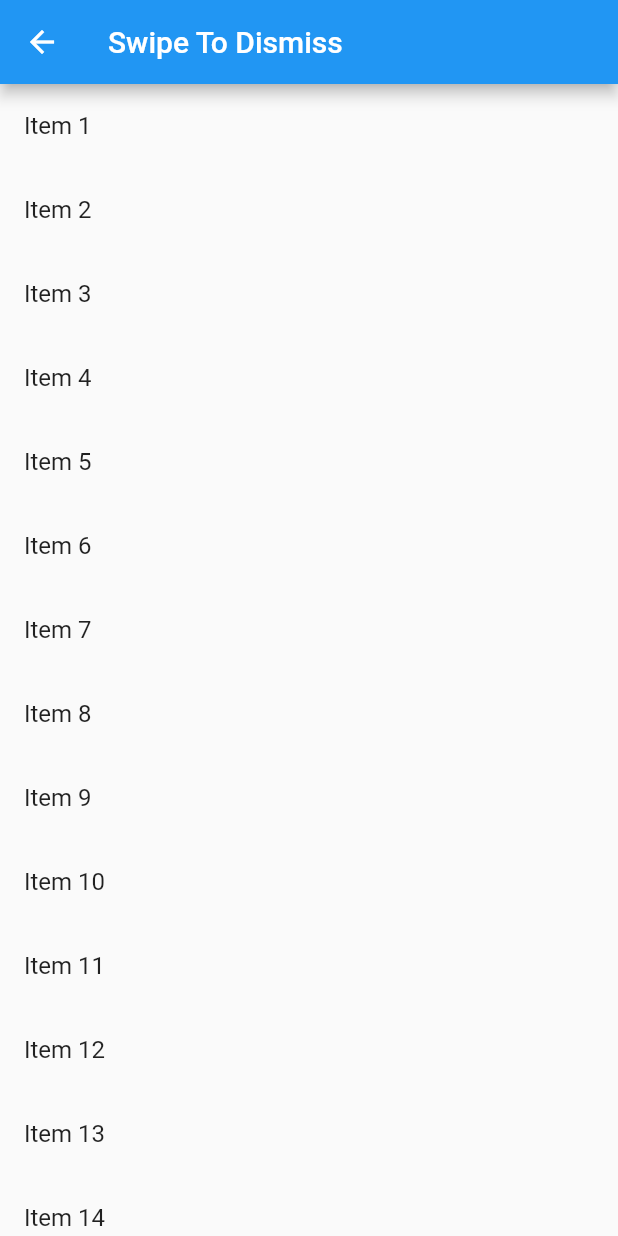
After one commit to freelife1191/flutter_cookbook, a Flutter app: the screen it shows after launch, after a tap on "Dissmissible", on a phone screen of 412 x 824 dp. The commit adds this screen. Run offline on Flutter 3.47's test engine with Material 2 defaults, Android fonts, the phone set to English and light mode, and no system bars.

Commit message:
Dissmissible 구현

```diff
--- a/lib/main.dart
+++ b/lib/main.dart
@@ -5,6 +5,7 @@ import 'package:fluttercookbook/src/MyDrawer.dart';
 import 'package:fluttercookbook/src/MyFormValidation.dart';
 import 'package:fluttercookbook/src/MyOrientation.dart';
 import 'package:fluttercookbook/src/MySnackBar.dart';
+import 'package:fluttercookbook/src/MySwipeToDismiss.dart';
 import 'package:fluttercookbook/src/MyTabController.dart';
 
 void main() => runApp(MyApp());
@@ -83,6 +84,12 @@ class _HomeState extends State<Home> {
             Navigator.push(context, MaterialPageRoute(builder: (context) => MyFormValidation()));
           },
         ),
+        ListTile(
+          title: Text('Dissmissible'),
+          onTap: () {
+            Navigator.push(context, MaterialPageRoute(builder: (context) => MySwipeToDismiss()));
+          },
+        ),
       ],
     );
   }
--- /dev/null
+++ b/lib/src/MySwipeToDismiss.dart
@@ -0,0 +1,41 @@
+import 'package:flutter/material.dart';
+
+/**
+ * 스와이프를 했을때 아이템을 날리는 기능
+ */
+class MySwipeToDismiss extends StatefulWidget {
+  @override
+  _MySwipeToDismissState createState() => _MySwipeToDismissState();
+}
+
+class _MySwipeToDismissState extends State<MySwipeToDismiss> {
+  final items = List<String>.generate(20, (i) => "Item ${i + 1}"); //랜덤으로 아이템 생성
+  @override
+  Widget build(BuildContext context) {
+    return Scaffold(
+      appBar: AppBar(
+        title: Text('Swipe To Dismiss'),
+      ),
+      body: ListView.builder(
+          itemCount: items.length,
+          itemBuilder: (context, index) {
+            final item = items[index];
+            return Dismissible(
+              background: Container(color: Colors.red), //스와이프 할때 뒷배경 색깔을 줄 수 있음
+              direction: DismissDirection.startToEnd, //원하는 방향 지정
+              onDismissed: (direction) {
+                setState(() {
+                  //if(direction == DismissDirection.startToEnd) { //위에 지정을 하지 않고 if문으로 분기처리 할 수 있음
+                    items.removeAt(index); //일치하는 아이템을 실제로 삭제저장처리
+                  //}
+                });
+              },
+              child: ListTile(
+                title: Text('${items[index]}'),
+              ),
+              key: Key(item),
+            );
+          }),
+    );
+  }
+}
```
